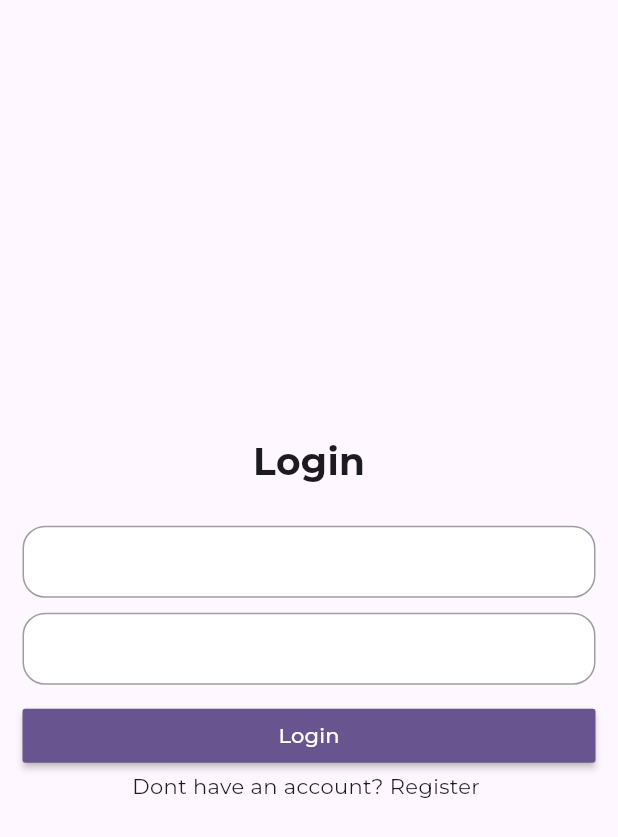
After one commit to Mohassan521/complete-chat-application, a Flutter app: the screen it shows after launch, on a phone screen of 412 x 824 dp. The commit adds this screen. Shown: the top 837 px of the screen. Run offline on Flutter 3.47's test engine with Material 3 defaults, Android fonts, the phone set to English and light mode, and no system bars; our stand-ins replace firebase_core, google_fonts; accounts and stored records are empty.

Commit message:
added login page and changed font family of the whole application

```diff
--- a/lib/main.dart
+++ b/lib/main.dart
@@ -1,6 +1,8 @@
 import 'package:firebase_core/firebase_core.dart';
 import 'package:flutter/material.dart';
+import 'package:google_fonts/google_fonts.dart';
 import 'package:messenger/firebase_options.dart';
+import 'package:messenger/screens/LoginPage.dart';
 import 'package:messenger/screens/home.dart';
 
 void main() async {
@@ -20,10 +22,10 @@ class MyApp extends StatelessWidget {
       debugShowCheckedModeBanner: false,
       title: 'Flutter Demo',
       theme: ThemeData(
-        colorScheme: ColorScheme.fromSeed(seedColor: Colors.deepPurple),
-        useMaterial3: true,
-      ),
-      home: const HomeScreen(),
+          colorScheme: ColorScheme.fromSeed(seedColor: Colors.deepPurple),
+          useMaterial3: true,
+          textTheme: GoogleFonts.montserratTextTheme()),
+      home: const LoginPage(),
     );
   }
 }
--- /dev/null
+++ b/lib/screens/LoginPage.dart
@@ -0,0 +1,101 @@
+import 'package:flutter/material.dart';
+import 'package:flutter/widgets.dart';
+
+class LoginPage extends StatefulWidget {
+  const LoginPage({super.key});
+
+  @override
+  State<LoginPage> createState() => _LoginPageState();
+}
+
+class _LoginPageState extends State<LoginPage> {
+  @override
+  Widget build(BuildContext context) {
+    return Scaffold(
+      resizeToAvoidBottomInset: false,
+      body: _buildUI(),
+    );
+  }
+
+  Widget _buildUI() {
+    return SafeArea(
+        child: Padding(
+      padding: EdgeInsets.symmetric(horizontal: 15, vertical: 20),
+      child: Column(
+        mainAxisAlignment: MainAxisAlignment.center,
+        children: [
+          Center(
+              child: Text(
+            "Login",
+            style: TextStyle(fontSize: 25, fontWeight: FontWeight.bold),
+          )),
+          SizedBox(
+            height: 25,
+          ),
+          Form(
+            child: Column(
+              children: [
+                TextFormField(
+                  style: TextStyle(fontSize: 13),
+                  decoration: InputDecoration(
+                    contentPadding:
+                        EdgeInsets.symmetric(vertical: 2.5, horizontal: 10),
+                    labelStyle:
+                        TextStyle(color: Color(0xff941420), fontSize: 13),
+                    fillColor: Colors.white,
+                    filled: true,
+                    focusedBorder: OutlineInputBorder(
+                        borderRadius: BorderRadius.circular(15),
+                        borderSide: BorderSide(color: Colors.grey)),
+                    enabledBorder: OutlineInputBorder(
+                        borderRadius: BorderRadius.circular(15),
+                        borderSide: BorderSide(color: Colors.grey)),
+                  ),
+                ),
+                SizedBox(
+                  height: 10,
+                ),
+                TextFormField(
+                  style: TextStyle(fontSize: 13),
+                  textAlign: TextAlign.center,
+                  decoration: InputDecoration(
+                    contentPadding:
+                        EdgeInsets.symmetric(vertical: 2.5, horizontal: 10),
+                    labelStyle:
+                        TextStyle(color: Color(0xff941420), fontSize: 13),
+                    fillColor: Colors.white,
+                    filled: true,
+                    focusedBorder: OutlineInputBorder(
+                        borderRadius: BorderRadius.circular(15),
+                        borderSide: BorderSide(color: Colors.grey)),
+                    enabledBorder: OutlineInputBorder(
+                        borderRadius: BorderRadius.circular(15),
+                        borderSide: BorderSide(color: Colors.grey)),
+                  ),
+                ),
+              ],
+            ),
+          ),
+          SizedBox(
+            height: 10,
+          ),
+          //
+          MaterialButton(
+            onPressed: () {},
+            child: Text("Login"),
+            textColor: Colors.white,
+            color: Theme.of(context).colorScheme.primary,
+            minWidth: double.infinity,
+          ),
+          const Row(
+            mainAxisAlignment: MainAxisAlignment.center,
+            children: [
+              Text("Dont have an account? "),
+              Text("Register "),
+            ],
+          )
+        ],
+      ),
+    ));
+  }
+}
```
Also changed, not shown: pubspec.yaml (+6 -1 lines), pubspec.lock.
